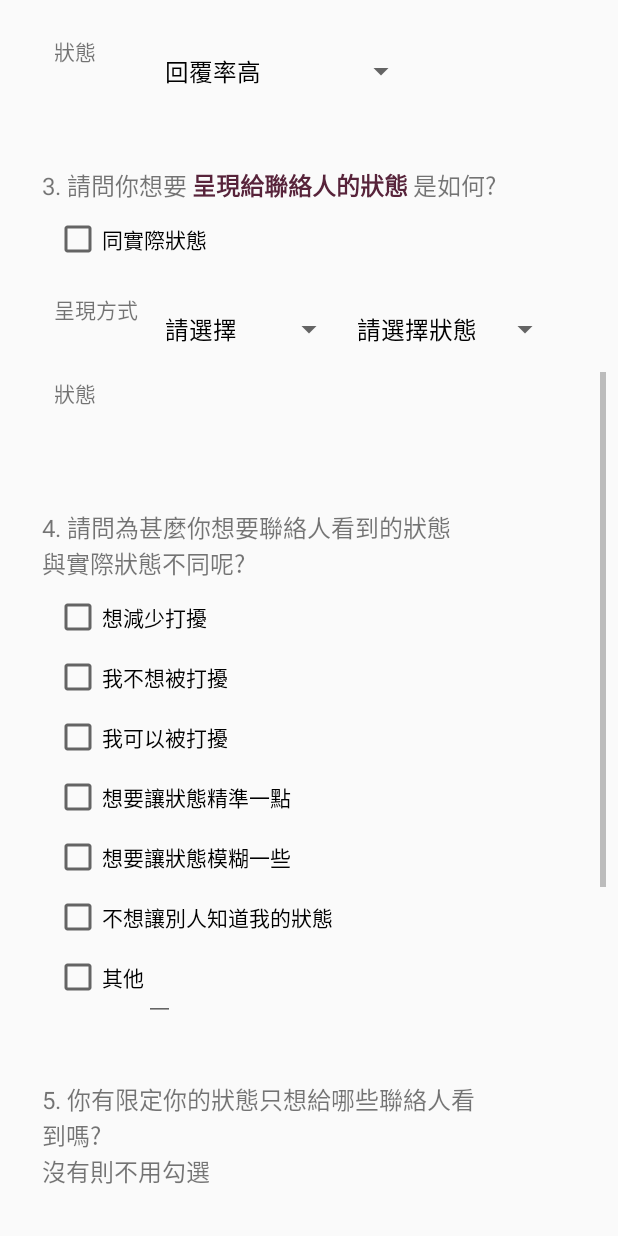
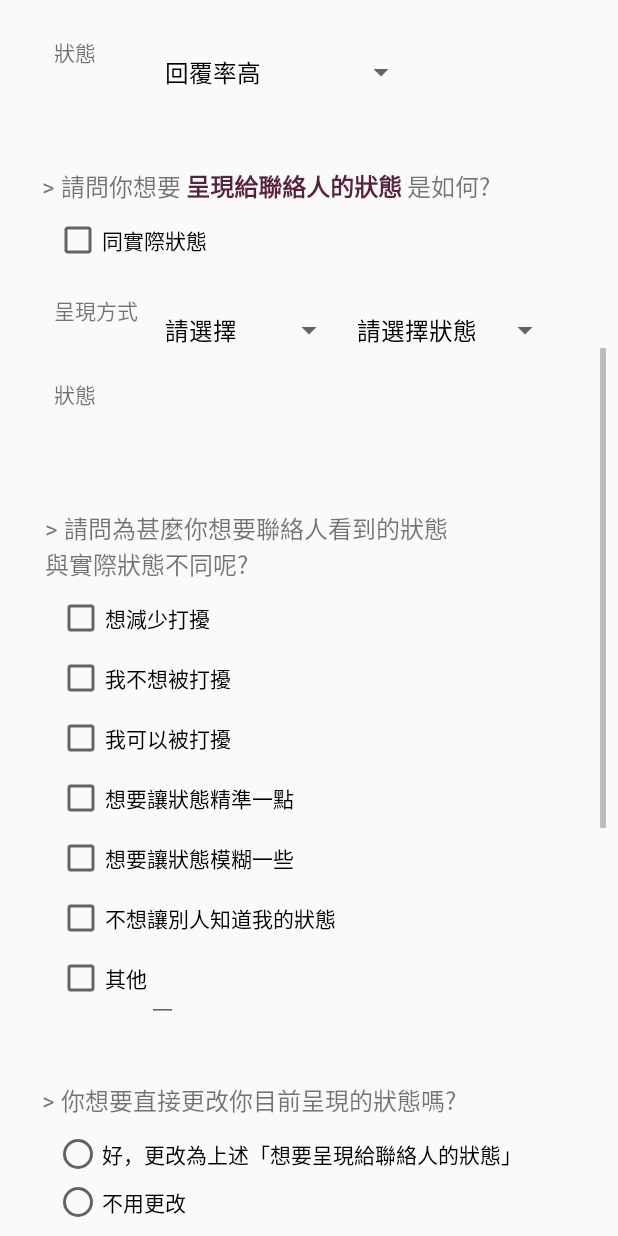
Before and after one commit to tingwei0501/AvailabilityStatusStudy_Android, an Android app: the SelfQuestionnaire screen opened directly, with no data from a screen before it, scrolled down 565 dp, on a phone screen of 412 x 824 dp. Run offline under Robolectric (Android 15) with nearby library versions, the phone set to English and light mode, and no system bars; our stand-ins replace Volley; libraries missing offline, so code that uses them is left out: com.mikhaellopez.circularprogressbar, com.warkiz.widget; plain views replace CircularProgressBar, IndicatorSeekBar; 11 statements that could not run were skipped.

Commit message:
add changeStatusOrNot_Question in Self Questionnaire

```diff
--- a/app/src/main/java/labelingStudy/nctu/minuku_2/Questionnaire/SelfQuestionnaire.java
+++ b/app/src/main/java/labelingStudy/nctu/minuku_2/Questionnaire/SelfQuestionnaire.java
@@ -18,6 +18,8 @@ import android.widget.CheckBox;
 import android.widget.CompoundButton;
 import android.widget.EditText;
 import android.widget.ListView;
+import android.widget.RadioButton;
+import android.widget.RadioGroup;
 import android.widget.SeekBar;
 import android.widget.Spinner;
 import android.widget.TextView;
@@ -81,6 +83,7 @@ public class SelfQuestionnaire extends Activity {
     private String showStatusString = ""; // text
     private String idealStatusString = "";
     private String showDifferentReason = "";
+    private String changeStatusOrNot = "";
     private ArrayList<String> showToWhoArray = new ArrayList<>();
     private ArrayList<String> blockToWhoArray = new ArrayList<>();
 
@@ -134,6 +137,11 @@ public class SelfQuestionnaire extends Activity {
     private CheckBox showStatusDifferentOther;
     private EditText showStatusDifferentOtherText;
     //
+    // +Q: 要不要直接改狀態
+    private RadioGroup changeStatus;
+    private RadioButton change;
+    private RadioButton notChange;
+    //
     // Q7 特別想給誰看到嗎 & Q8 不想給誰看到
     private ArrayList<String> contactList;
     private ListView showToWho;
@@ -141,8 +149,6 @@ public class SelfQuestionnaire extends Activity {
     private ListView blockToWho;
     private EditText blockToWhoOtherEditText;
     //
-    // Q9: 一句話形容
-//    private EditText mySituationEditText;
 
     private Button submit;
 
@@ -264,6 +270,11 @@ public class SelfQuestionnaire extends Activity {
         showStatusDifferentOther = findViewById(R.id.showDifferent_other);
         showStatusDifferentOtherText = findViewById(R.id.showDifferent_otherText);
         showStatusDifferentOtherText.setOnEditorActionListener(new showStatusDifferentEditListener());
+        // +Q
+        changeStatus = findViewById(R.id.changeStatus_RadioGroup);
+        changeStatus.setOnCheckedChangeListener(new changeStatusOrNotListener());
+        change = findViewById(R.id.change_radioButton);
+        notChange = findViewById(R.id.notChange_radioButton);
         // Q7 Q8
         initContact();
         showToWhoOtherEditText = findViewById(R.id.self_showToWho_other);
@@ -375,7 +386,8 @@ public class SelfQuestionnaire extends Activity {
 
             if ((!selectedWhom.equals("") || !selectedWhomOther.equals("")) &&
                 (!selectedLocation.equals("") || !selectedLocationOther.equals("")) &&
-                (!selectedActivity.equals("") || !selectedActivityOther.equals(""))) {
+                (!selectedActivity.equals("") || !selectedActivityOther.equals("")) &&
+                !changeStatusOrNot.equals("")) {
                 try {
                     data.put("user_id", sharedPreferences.getString("id", ""));
                     data.put("createdTime", showTime);
@@ -388,6 +400,8 @@ public class SelfQuestionnaire extends Activity {
                     data.put("selectedLocationOther", selectedLocationOther);
                     data.put("selectedActivity", selectedActivity);
                     data.put("selectedActivityOther", selectedActivityOther);
+                    data.put("changeStatusOrNot", changeStatusOrNot);
+                    Log.d(TAG, "changeStatusOrNot: "+changeStatusOrNot);
 
                     // 想要給誰看
                     if (showToWhoArray.size() != 0) {
@@ -450,6 +464,7 @@ public class SelfQuestionnaire extends Activity {
                             data.put("showStatusString", showStatusString);
                             data.put("showStatusRate", statusGetRate(showStatusString));
 
+                            if (changeStatusOrNot.equals(Constants.CHANGE)) {
                                 sharedPreferences.edit()
                                         .putString("way", "text")
                                         .putString("statusForm", randomStatusForm())  //TODO: 7/20 改 測試Contact Questionnaire會不會呈現"NA"
@@ -458,6 +473,7 @@ public class SelfQuestionnaire extends Activity {
                                         .putLong("updateTime", currentTime)
                                         .putInt("statusColor", Constants.DEFAULT_COLOR)
                                         .commit();
+                            }
                             // 確保前面有通過，才能給true //
                             if (pass) pass = true;
                         } else pass = false;
@@ -469,13 +485,12 @@ public class SelfQuestionnaire extends Activity {
                                 showStatusRate = 100 - showStatusRate;
                             }
                             Log.d(TAG, "showStatusRate~~~ 1: " + showStatusRate);
+                            if (changeStatusOrNot.equals(Constants.CHANGE)) {
                                 if (showStatusWay.equals("數字顯示")) {
-//                                showStatusRate = digitSeekBarShow.getProgress();
                                     sharedPreferences.edit()
                                             .putString("way", "digit")
                                             .commit();
                                 } else {
-//                                showStatusRate = graphicSeekBarShow.getProgress();
                                     sharedPreferences.edit()
                                             .putString("way", "graphic")
                                             .commit();
@@ -487,6 +502,7 @@ public class SelfQuestionnaire extends Activity {
                                         .putLong("updateTime", currentTime)
                                         .putInt("statusColor", Constants.DEFAULT_COLOR)
                                         .commit();
+                            }
                             if (pass) pass = true;
                             data.put("showStatusForm", showStatusForm);
                             data.put("showStatusString", rateGetText(showStatusRate));
@@ -504,6 +520,7 @@ public class SelfQuestionnaire extends Activity {
 //                        data.put("showDifferentReason", showDifferentReason);
 //                        if (pass) pass = true;
 //                    } else pass = false;
+
                     // save show different reasons: CheckBox
                     JSONArray showStatusDifferentReasonArr = new JSONArray();
                     CheckBox[] id = {showStatusDifferentLessBother, showStatusDifferentDonotBother,
@@ -526,6 +543,7 @@ public class SelfQuestionnaire extends Activity {
                     data.put("showStatusDifferentReasons", showStatusDifferentReasonArr);
                 } else {
                     // 直接顯示ideal的狀態
+                    if (changeStatusOrNot.equals(Constants.CHANGE)) {
                         if (idealStatusWay.equals("文字顯示")) {
                             sharedPreferences.edit()
                                     .putString("way", "text")
@@ -552,6 +570,7 @@ public class SelfQuestionnaire extends Activity {
                                     .putLong("updateTime", currentTime)
                                     .putInt("statusColor", Constants.DEFAULT_COLOR)
                                     .commit();
+                        }
                     }
                     Log.d(TAG, ">>2>> idealStatusWay: " + idealStatusWay);
                     Log.d(TAG, ">>2>> idealStatusForm: " + idealStatusForm);
@@ -1030,4 +1049,16 @@ public class SelfQuestionnaire extends Activity {
             return false;
         }
     }
+
+    private class changeStatusOrNotListener implements RadioGroup.OnCheckedChangeListener {
+        @Override
+        public void onCheckedChanged(RadioGroup radioGroup, int i) {
+            if (change.isChecked()) {
+                changeStatusOrNot = "change";
+            } else if (notChange.isChecked()) {
+                changeStatusOrNot = "notChange";
             }
+            Log.d(TAG, "changeStatusOrNot: "+changeStatusOrNot);
+        }
+    }
+}
--- a/app/src/main/java/labelingStudy/nctu/minuku_2/service/BackgroundService.java
+++ b/app/src/main/java/labelingStudy/nctu/minuku_2/service/BackgroundService.java
@@ -438,7 +438,7 @@ public class BackgroundService extends Service {
             /** For Partial Subject */
 
             /** For Main Subject */
-            if ((max-min) >= Constants.STATUS_THRESHOLD || userStatus < 20 || userStatus > 90) { // 25
+            if ((max-min) >= Constants.STATUS_THRESHOLD || userStatus < 20 || userStatus > 90) { // 22
                 Log.d(TAG, "in send Notification");
                 statusList.clear();
                 statusList = new ArrayList<>(Collections.nCopies(Constants.STATUS_CAPACITY, userStatus));
--- a/app/src/main/res/layout/self_questionnaire.xml
+++ b/app/src/main/res/layout/self_questionnaire.xml
@@ -492,7 +492,7 @@
             <!-- 如果符合的狀態跟想呈現的不同，問原因 -->
             <android.support.constraint.ConstraintLayout
                 android:id="@+id/showStatusDifferentReasonLayout"
-                android:layout_width="wrap_content"
+                android:layout_width="272dp"
                 android:layout_height="wrap_content"
                 android:layout_marginTop="40dp"
                 app:layout_constraintStart_toStartOf="@+id/statusIdealLayout"
@@ -530,6 +530,7 @@
                     android:text="@string/showDifferent_less_bother"
                     app:layout_constraintStart_toStartOf="@+id/showStatusDifferent_question"
                     app:layout_constraintTop_toBottomOf="@+id/showStatusDifferent_question" />
+
                 <CheckBox
                     android:id="@+id/showDifferent_donot_bother"
                     android:layout_width="200dp"
@@ -539,6 +540,7 @@
                     android:text="@string/showDifferent_donot_bother"
                     app:layout_constraintStart_toStartOf="@+id/showStatusDifferent_question"
                     app:layout_constraintTop_toBottomOf="@+id/showDifferent_less_bother" />
+
                 <CheckBox
                     android:id="@+id/showDifferent_bother"
                     android:layout_width="200dp"
@@ -548,6 +550,7 @@
                     android:text="@string/showDifferent_bother"
                     app:layout_constraintStart_toStartOf="@+id/showStatusDifferent_question"
                     app:layout_constraintTop_toBottomOf="@+id/showDifferent_donot_bother" />
+
                 <CheckBox
                     android:id="@+id/showDifferent_accurate"
                     android:layout_width="200dp"
@@ -557,6 +560,7 @@
                     android:text="@string/showDifferent_accurate"
                     app:layout_constraintStart_toStartOf="@+id/showStatusDifferent_question"
                     app:layout_constraintTop_toBottomOf="@+id/showDifferent_bother" />
+
                 <CheckBox
                     android:id="@+id/showDifferent_blurred"
                     android:layout_width="200dp"
@@ -566,6 +570,7 @@
                     android:text="@string/showDifferent_blurred"
                     app:layout_constraintStart_toStartOf="@+id/showStatusDifferent_question"
                     app:layout_constraintTop_toBottomOf="@+id/showDifferent_accurate" />
+
                 <CheckBox
                     android:id="@+id/showDifferent_hide"
                     android:layout_width="200dp"
@@ -574,7 +579,7 @@
                     android:layout_marginTop="8dp"
                     android:text="@string/showDifferent_hide"
                     app:layout_constraintStart_toStartOf="@+id/showStatusDifferent_question"
-                    app:layout_constraintTop_toBottomOf="@+id/showDifferent_blurred"/>
+                    app:layout_constraintTop_toBottomOf="@+id/showDifferent_blurred" />
 
                 <CheckBox
                     android:id="@+id/showDifferent_other"
@@ -593,7 +598,52 @@
                     android:imeOptions="actionDone"
                     android:singleLine="true"
                     app:layout_constraintStart_toEndOf="@+id/showDifferent_other"
-                    app:layout_constraintTop_toTopOf="@+id/showDifferent_other"/>
+                    app:layout_constraintTop_toTopOf="@+id/showDifferent_other" />
+
+            </android.support.constraint.ConstraintLayout>
+
+            <android.support.constraint.ConstraintLayout
+                android:id="@+id/changeStatusLayout"
+                android:layout_width="wrap_content"
+                android:layout_height="wrap_content"
+                android:layout_marginTop="40dp"
+                app:layout_constraintStart_toStartOf="@+id/showStatusDifferentReasonLayout"
+                app:layout_constraintTop_toBottomOf="@+id/showStatusDifferentReasonLayout">
+
+                <TextView
+                    android:id="@+id/changeStatus_question"
+                    android:layout_width="wrap_content"
+                    android:layout_height="wrap_content"
+                    android:text="@string/changeStatus_question"
+                    android:textSize="16sp"
+                    app:layout_constraintEnd_toEndOf="parent"
+                    app:layout_constraintHorizontal_bias="0.0"
+                    app:layout_constraintStart_toStartOf="parent"
+                    app:layout_constraintTop_toTopOf="parent" />
+
+                <RadioGroup
+                    android:id="@+id/changeStatus_RadioGroup"
+                    android:layout_width="wrap_content"
+                    android:layout_height="wrap_content"
+                    android:layout_marginStart="8dp"
+                    android:layout_marginTop="8dp"
+                    android:orientation="vertical"
+                    app:layout_constraintStart_toStartOf="@+id/changeStatus_question"
+                    app:layout_constraintTop_toBottomOf="@+id/changeStatus_question">
+
+                    <RadioButton
+                        android:id="@+id/change_radioButton"
+                        android:layout_width="match_parent"
+                        android:layout_height="wrap_content"
+                        android:text="@string/changeStatus_change" />
+
+                    <RadioButton
+                        android:id="@+id/notChange_radioButton"
+                        android:layout_width="match_parent"
+                        android:layout_height="wrap_content"
+                        android:text="@string/changeStatus_noChange" />
+                </RadioGroup>
+
 
             </android.support.constraint.ConstraintLayout>
             <!--  -->
@@ -604,7 +654,7 @@
                 android:layout_marginTop="40dp"
                 android:orientation="vertical"
                 app:layout_constraintStart_toStartOf="@+id/showStatusDifferentReasonLayout"
-                app:layout_constraintTop_toBottomOf="@+id/showStatusDifferentReasonLayout">
+                app:layout_constraintTop_toBottomOf="@+id/changeStatusLayout">
 
                 <TextView
                     android:id="@+id/textView45"
--- a/app/src/main/res/values/context_spinner.xml
+++ b/app/src/main/res/values/context_spinner.xml
@@ -6,13 +6,14 @@
         <item>讀書/寫作業</item>
         <item>上課/開會</item>
         <item>吃飯</item>
-        <item>睡覺/休息</item>
+        <item>睡覺</item>
         <item>運動</item>
         <item>上廁所</item>
         <item>洗澡</item>
         <item>玩遊戲</item>
         <item>看電視/看影片</item>
         <item>用電腦</item>
+        <item>聊天</item>
         <item>滑手機(消磨時間)</item>
         <item>移動中(交通工具)</item>
         <item>移動中(開車)</item>
@@ -27,7 +28,9 @@
         <item>宿舍/租屋處</item>
         <item>實驗室/辦公室</item>
         <item>教室</item>
+        <item>會議室</item>
         <item>圖書館</item>
+        <item>健身房</item>
         <item>室外</item>
         <item>餐廳</item>
         <item>交通工具裡</item>
--- a/app/src/main/res/values/strings.xml
+++ b/app/src/main/res/values/strings.xml
@@ -170,15 +170,15 @@
 
     <!-- self edit Questionnaire start -->
     <string name="self_edit_question_title">你的狀態為</string>
-    <string name="self_edit_context_information_title">1. 請描述你目前主要的情境</string>
+    <string name="self_edit_context_information_title">> 請描述你目前主要的情境</string>
     <!--<string name="self_edit_idealStatus">2. 請問你覺得當時你</string>-->
     <string name="asChanged">同修改後狀態</string>
-    <string name="self_edit_notFitReason">3. 請問你改變呈現狀態的原因是?</string>
+    <string name="self_edit_notFitReason">> 請問你改變呈現狀態的原因是?</string>
     <!--<string name="self_edit_timePeriod_question1">3. 請問你改變狀態持續</string>-->
     <!--<string name="self_edit_timePeriod_question2">的原因是?</string>-->
-    <string name="self_edit_show_to_who">4. 你有限定你的狀態只想給哪些聯絡人看到嗎?\n沒有則不用勾選 </string>
-    <string name="self_edit_block_to_who">5. 你的狀態有不想給誰看到嗎? </string>
-    <string name="self_edit_describe_your_situation">5. 請用一句話形容你現在的情境(狀態)</string>
+    <string name="self_edit_show_to_who">> 你有限定你的狀態只想給哪些聯絡人看到嗎?\n沒有則不用勾選 </string>
+    <string name="self_edit_block_to_who">> 你的狀態有不想給誰看到嗎? </string>
+    <string name="self_edit_describe_your_situation">> 請用一句話形容你現在的情境(狀態)</string>
     <string name="self_edit_questionnaire_title">~修改完你的狀態，請填寫問卷~</string>
     <string name="self_edit_questionnaire_timePeriod_title">狀態將持續</string>
     <string name="self_edit_reason1">想改變呈現方式</string>
@@ -190,47 +190,25 @@
     <!-- self-Questionnaire end -->
 
     <!-- Question1 start -->
-    <string name="context_information_title">1. 請描述你當時主要的情境</string>
+    <string name="context_information_title">> 請描述你當時主要的情境</string>
     <string name="context_whom">與誰</string>
     <string name="context_whom_other">與誰: 其他</string>
     <string name="context_where">在哪裡</string>
     <string name="context_where_other">在哪裡: 其他</string>
     <string name="context_what">做什麼</string>
     <string name="context_what_other">做什麼: 其他</string>
-    <!--<string name="location_question">1. 請問你當時主要地點在哪裡?</string>-->
-    <!--<string name="home">家裡</string>-->
-    <!--<string name="dorm">宿舍/租屋處</string>-->
-    <!--<string name="lab">實驗室/辦公室</string>-->
-    <!--<string name="classroom">教室</string>-->
-    <!--<string name="library">圖書館</string>-->
-    <!--<string name="outdoor">室外</string>-->
-    <!--<string name="restaurant">餐廳</string>-->
-    <!--<string name="transportation">交通工具裡</string>-->
-    <!--<string name="mall">商場/百貨</string>-->
     <string name="other">其他</string>
     <!-- Question1 end -->
 
-    <!-- Question2 start -->
-    <!--<string name="activity_question">2. 你當時主要的活動是?</string>-->
-    <!--<string name="work">工作</string>-->
-    <!--<string name="study">讀書/寫作業</string>-->
-    <!--<string name="class_meeting">上課/開會</string>-->
-    <!--<string name="eat">吃飯</string>-->
-    <!--<string name="sleep">睡覺</string>-->
-    <!--<string name="exercising">運動</string>-->
-    <!--<string name="take_a_break">放鬆休息(玩電腦、滑手機、看電視...)</string>-->
-    <!--<string name="shopping">逛街/購物</string>-->
-    <!--<string name="moving">通勤/交通</string>-->
-    <!-- Question2 end -->
 
     <!-- Question2 start -->
-    <string name="ideal_question1">2. 請問你覺得當時你</string>
+    <string name="ideal_question1">> 請問你覺得當時你</string>
     <string name="ideal_question2">實際的狀態</string>
     <string name="ideal_question3">是如何?</string>
     <!-- Question2 end -->
 
     <!-- Question5 start -->
-    <string name="showOther_question1">3. 請問你想要</string>
+    <string name="showOther_question1">> 請問你想要</string>
     <string name="showOther_question2">呈現給聯絡人的狀態</string>
     <string name="asOriginal">同實際狀態</string>
     <string name="showOther_status">狀態</string>
@@ -249,7 +227,7 @@
     <!-- Question6: change end -->
 
     <!-- Question6: not change start -->
-    <string name="showDifferent_question">4. 請問為甚麼你想要聯絡人看到的狀態\n與實際狀態不同呢?</string>
+    <string name="showDifferent_question">> 請問為甚麼你想要聯絡人看到的狀態\n與實際狀態不同呢?</string>
     <string name="necessary">必填</string>
     <!--<string name="showDifferent_rate">想調整回覆率</string>-->
     <string name="showDifferent_less_bother">想減少打擾</string>
@@ -260,8 +238,14 @@
     <string name="showDifferent_blurred">想要讓狀態模糊一些</string>
     <string name="showDifferent_hide">不想讓別人知道我的狀態</string>
 
-    <string name="self_show_to_who">5. 你有限定你的狀態只想給哪些聯絡人看到嗎?\n沒有則不用勾選 </string>
-    <string name="self_block_to_who">6. 你的狀態有不想給誰看到嗎? </string>
+    <!-- Question: change status or not start -->
+    <string name="changeStatus_question">> 你想要直接更改你目前呈現的狀態嗎?</string>
+    <string name="changeStatus_change">好，更改為上述「想要呈現給聯絡人的狀態」</string>
+    <string name="changeStatus_noChange">不用更改</string>
+    <!-- Question: change status or not end -->
+
+    <string name="self_show_to_who">> 你有限定你的狀態只想給哪些聯絡人看到嗎?\n沒有則不用勾選 </string>
+    <string name="self_block_to_who">> 你的狀態有不想給誰看到嗎? </string>
     <!--<string name="self_describe_your_situation">8. 請用一句話形容你現在的情境(狀態)</string>-->
     <!--<string name="describe_your_situation_des">例如: 我在公車上滑手機，很閒</string>-->
     <string name="submit">提交</string>
@@ -272,7 +256,7 @@
     <string name="sender_status_question_title2">的狀態為</string>
     <string name="sender_question_title">假設對方的狀態呈現方式如下</string>
     <!-- Question1 start -->
-    <string name="sender_question1">4. 請你根據能幫助你判斷「對方現在有空或是沒空」給予排序評分</string>
+    <string name="sender_question1">> 請你根據能幫助你判斷「對方現在有空或是沒空」給予排序評分</string>
     <string name="sender_question1_description">最能幫助你的給3分，依序給2分及1分(若覺得相同可給同分)</string>
     <string name="a">A</string>
     <string name="b">B</string>
@@ -280,7 +264,7 @@
     <!-- Question1 end -->
 
     <!-- Question2 start -->
-    <string name="sender_question2">5. 你比較想要看到哪種呈現方式?\n請排序評分</string>
+    <string name="sender_question2">> 你比較想要看到哪種呈現方式?\n請排序評分</string>
     <string name="sender_question2_description">最想看到的給3分，依序給2分及1分(若覺得相同可給同分)</string>
     <!-- Question2 end -->
 
@@ -289,7 +273,7 @@
     <!-- Question3 end -->
 
     <!-- Question4 start -->
-    <string name="sender__question_using_purpose">2. 請問你查看對方的狀態的目的是?</string>
+    <string name="sender__question_using_purpose">> 請問你查看對方的狀態的目的是?</string>
     <string name="communicate">要和對方溝通</string>
     <string name="communicate_notation">若選擇「要和對方溝通」請繼續回答下一題，否則請跳過下一題</string>
     <string name="curious">純粹好奇對方狀態</string>
@@ -297,7 +281,7 @@
     <!-- Question4 end -->
 
     <!-- Question5: want to communicate start -->
-    <string name="sender__question_purpose">3. 請問你的溝通目的是?</string>
+    <string name="sender__question_purpose">> 請問你的溝通目的是?</string>
     <string name="inform">只是要告知他事情</string>
     <string name="short_answer">僅需要對方簡短的回覆</string>
     <string name="long_time">要長時間與他溝通(聊天、討論...)</string>
--- a/minuku2-extended/src/main/java/labelingStudy/nctu/minuku/config/Constants.java
+++ b/minuku2-extended/src/main/java/labelingStudy/nctu/minuku/config/Constants.java
@@ -183,6 +183,9 @@ public class Constants {
     public static final String STATUS_FORM_REPLY = "回覆率";
     public static final String STATUS_FORM_DISTURB = "干擾率";
 
+    public static final String CHANGE = "change";
+    public static final String NOT_CHANGE = "notChange";
+
     public static final int DEFAULT_COLOR = -13408615;
     public static final int PROGRESS_ANIMATION_RATE = 1500;
 }
```
Lines whose indentation alone changed are shown as unchanged.
